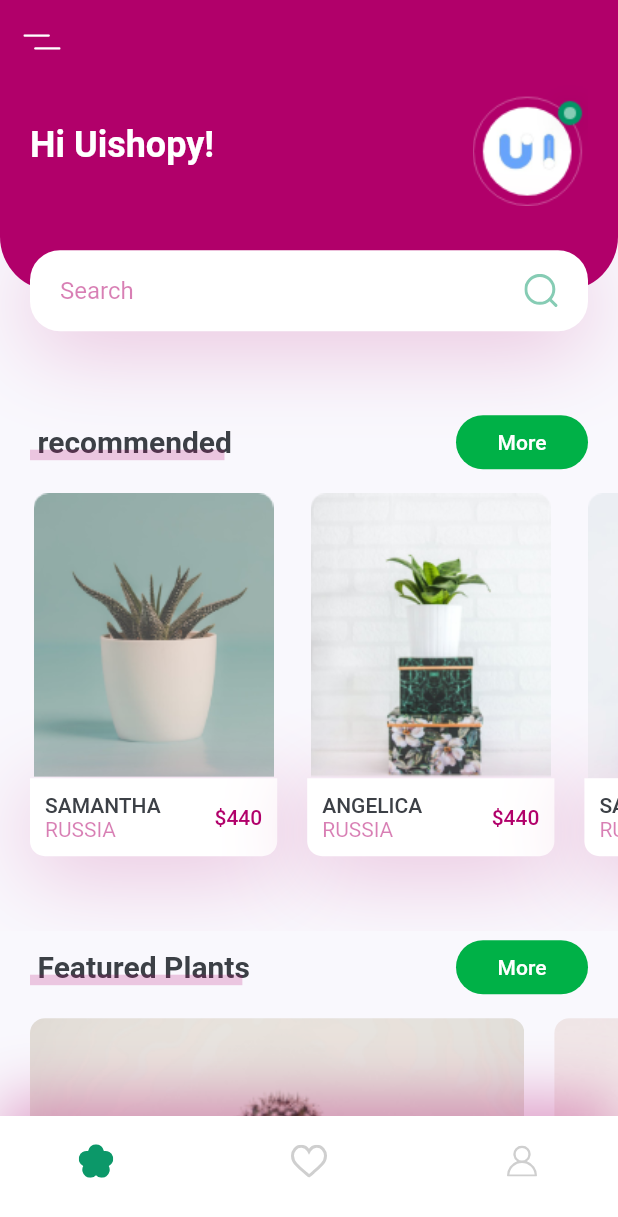
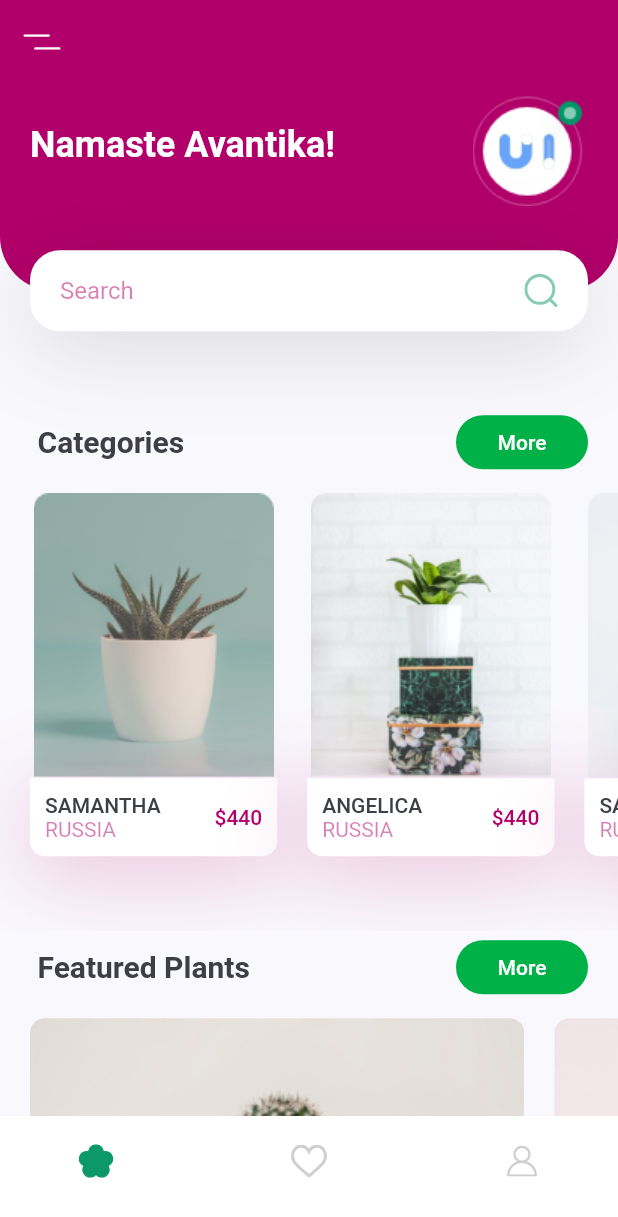
Before and after one commit to Karanjot-singh/ApnaVendor, a Flutter app: the screen it shows after launch, on a phone screen of 412 x 824 dp. Shown: the top 1217 px of the screen. Run offline on Flutter 3.47's test engine with Material 2 defaults, Android fonts, the phone set to English and light mode, and no system bars; our stand-ins replace flutter_svg.

Commit message:
minor edits

```diff
--- a/lib/components/my_bottom_nav_bar.dart
+++ b/lib/components/my_bottom_nav_bar.dart
@@ -18,13 +18,14 @@ class MyBottomNavBar extends StatelessWidget {
       ),
       height: 80,
       decoration: BoxDecoration(
+
         color: Colors.white,
         boxShadow: [
-          BoxShadow(
-            offset: Offset(0, -10),
-            blurRadius: 35,
-            color: kPrimaryColor.withOpacity(0.38),
-          ),
+          // BoxShadow(
+          //   offset: Offset(0, -10),
+          //   blurRadius: 35,
+          //   color: kPrimaryColor.withOpacity(0.38),
+          // ),
         ],
       ),
       child: Row(
--- a/lib/screens/home/components/body.dart
+++ b/lib/screens/home/components/body.dart
@@ -17,7 +17,7 @@ class Body extends StatelessWidget {
         crossAxisAlignment: CrossAxisAlignment.start,
         children: <Widget>[
           HeaderWithSearchBox(size: size),
-          TitleWithMoreBtn(title: "recommended", press: () {}),
+          TitleWithMoreBtn(title: "Categories", press: () {}),
           recommendsPlants(),
           TitleWithMoreBtn(title: "Featured Plants", press: () {}),
           FeaturedPlants(),
--- a/lib/screens/home/components/header_with_searchbox.dart
+++ b/lib/screens/home/components/header_with_searchbox.dart
@@ -36,7 +36,7 @@ class HeaderWithSearchBox extends StatelessWidget {
             child: Row(
               children: <Widget>[
                 Text(
-                  'Hi Uishopy!',
+                  'Namaste Avantika!',
                   style: Theme.of(context).textTheme.headline5.copyWith(
                       color: Colors.white, fontWeight: FontWeight.bold),
                 ),
@@ -61,7 +61,7 @@ class HeaderWithSearchBox extends StatelessWidget {
                   BoxShadow(
                     offset: Offset(0, 10),
                     blurRadius: 50,
-                    color: kPrimaryColor.withOpacity(0.23),
+                    color: Colors.black.withOpacity(0.13),
                   ),
                 ],
               ),
--- a/lib/screens/home/components/title_with_more_bbtn.dart
+++ b/lib/screens/home/components/title_with_more_bbtn.dart
@@ -57,16 +57,16 @@ class TitleWithCustomUnderline extends StatelessWidget {
               style: TextStyle(fontSize: 20, fontWeight: FontWeight.bold),
             ),
           ),
-          Positioned(
-            bottom: 0,
-            left: 0,
-            right: 0,
-            child: Container(
-              margin: EdgeInsets.only(right: kDefaultPadding / 4),
-              height: 7,
-              color: kPrimaryColor.withOpacity(0.2),
-            ),
-          )
+          // Positioned(
+          //   bottom: 0,
+          //   left: 0,
+          //   right: 0,
+          //   child: Container(
+          //     margin: EdgeInsets.only(right: kDefaultPadding / 4),
+          //     height: 7,
+          //     color: kPrimaryColor.withOpacity(0.2),
+          //   ),
+          // )
         ],
       ),
     );
```
